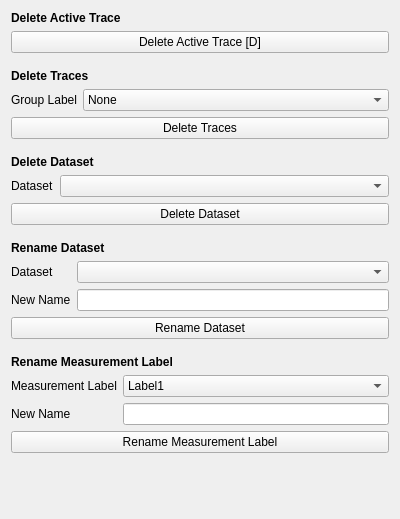
First picture: the form in src/TraceAnalyser/GUI/GUI_windows/managewindow_gui.ui, repository piedrro/TraceAnalyser, before the edit.
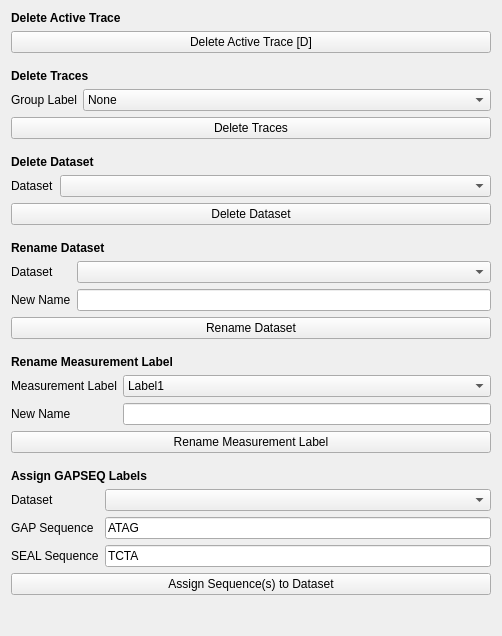
Second picture: the form after the edit.

Commit message: added gap and seal sequence assignment

The edit to the form file:
```diff
--- a/src/TraceAnalyser/GUI/GUI_windows/managewindow_gui.ui
+++ b/src/TraceAnalyser/GUI/GUI_windows/managewindow_gui.ui
@@ -6,8 +6,8 @@
    <rect>
     <x>0</x>
     <y>0</y>
-    <width>400</width>
-    <height>519</height>
+    <width>502</width>
+    <height>636</height>
    </rect>
   </property>
   <property name="windowTitle">
@@ -370,6 +370,97 @@
      </property>
     </widget>
    </item>
+   <item>
+    <spacer name="verticalSpacer_6">
+     <property name="orientation">
+      <enum>Qt::Vertical</enum>
+     </property>
+     <property name="sizeType">
+      <enum>QSizePolicy::Minimum</enum>
+     </property>
+     <property name="sizeHint" stdset="0">
+      <size>
+       <width>20</width>
+       <height>10</height>
+      </size>
+     </property>
+    </spacer>
+   </item>
+   <item>
+    <widget class="QLabel" name="label_11">
+     <property name="font">
+      <font>
+       <weight>75</weight>
+       <bold>true</bold>
+      </font>
+     </property>
+     <property name="text">
+      <string>Assign GAPSEQ Labels</string>
+     </property>
+    </widget>
+   </item>
+   <item>
+    <layout class="QFormLayout" name="formLayout_5">
+     <item row="0" column="0">
+      <widget class="QLabel" name="label_12">
+       <property name="text">
+        <string>Dataset</string>
+       </property>
+      </widget>
+     </item>
+     <item row="0" column="1">
+      <widget class="QComboBox" name="sequence_dataset_combo">
+       <property name="sizePolicy">
+        <sizepolicy hsizetype="MinimumExpanding" vsizetype="Minimum">
+         <horstretch>0</horstretch>
+         <verstretch>0</verstretch>
+        </sizepolicy>
+       </property>
+       <property name="minimumSize">
+        <size>
+         <width>10</width>
+         <height>0</height>
+        </size>
+       </property>
+      </widget>
+     </item>
+     <item row="1" column="0">
+      <widget class="QLabel" name="label_13">
+       <property name="text">
+        <string>GAP Sequence</string>
+       </property>
+      </widget>
+     </item>
+     <item row="1" column="1">
+      <widget class="QLineEdit" name="gap_sequence">
+       <property name="text">
+        <string>ATAG</string>
+       </property>
+      </widget>
+     </item>
+     <item row="2" column="0">
+      <widget class="QLabel" name="label_14">
+       <property name="text">
+        <string>SEAL Sequence</string>
+       </property>
+      </widget>
+     </item>
+     <item row="2" column="1">
+      <widget class="QLineEdit" name="seal_sequence">
+       <property name="text">
+        <string>TCTA</string>
+       </property>
+      </widget>
+     </item>
+    </layout>
+   </item>
+   <item>
+    <widget class="QPushButton" name="assign_gapseq_sequences">
+     <property name="text">
+      <string>Assign Sequence(s) to Dataset</string>
+     </property>
+    </widget>
+   </item>
    <item>
     <spacer name="verticalSpacer">
      <property name="orientation">
```
The commit also changes 5 other files.
